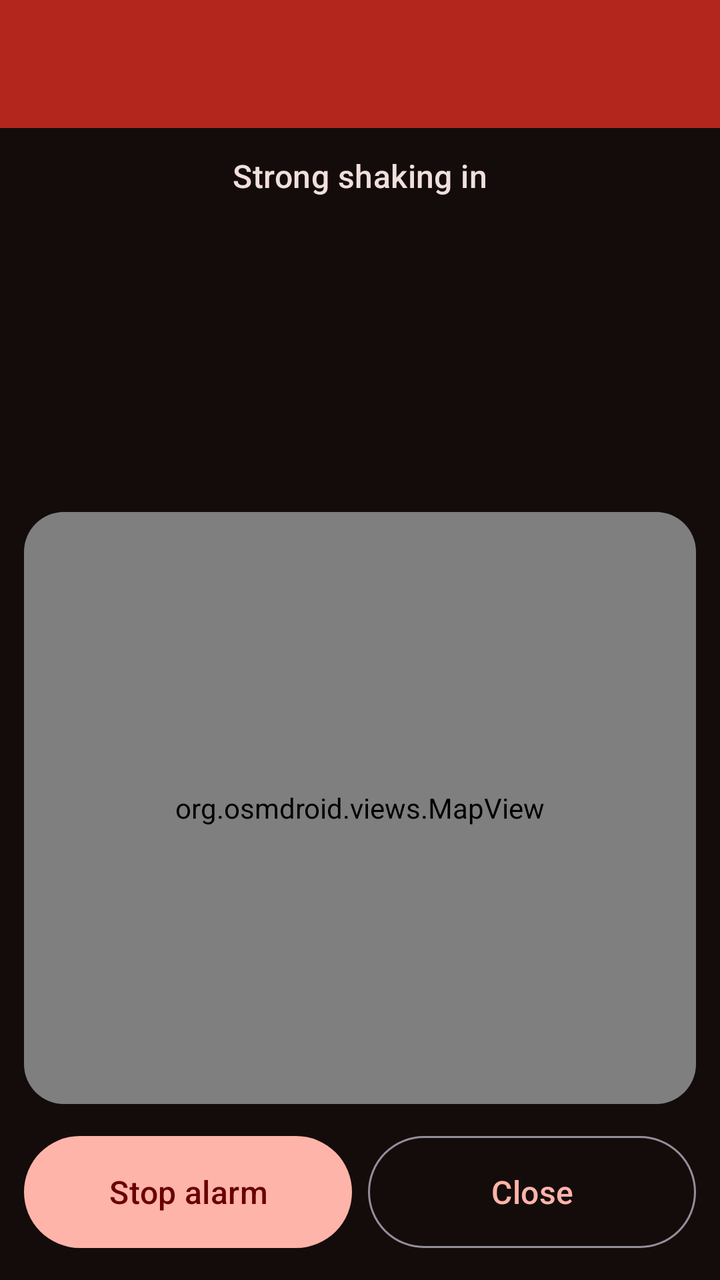
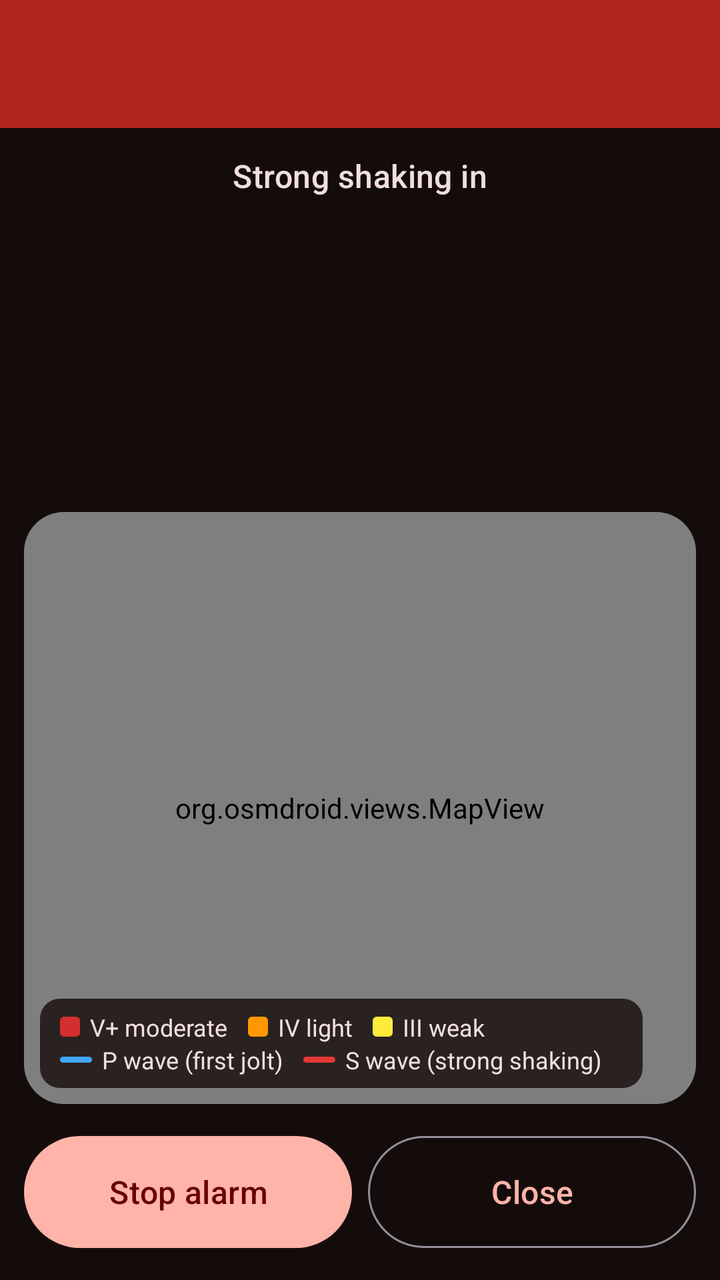

Screens rendered from an Android XML layout before and after an edit, with the pre-edit source and the edit as a unified diff.
<!-- AndroidManifest.xml: activity theme Theme.Alertroid.Alert -->
<!-- res/layout/activity_alert.xml -->
<?xml version="1.0" encoding="utf-8"?>
<LinearLayout xmlns:android="http://schemas.android.com/apk/res/android"
    xmlns:app="http://schemas.android.com/apk/res-auto"
    android:layout_width="match_parent"
    android:layout_height="match_parent"
    android:background="@color/alert_background"
    android:orientation="vertical">

    <TextView
        android:id="@+id/header"
        android:layout_width="match_parent"
        android:layout_height="64dp"
        android:background="@color/alert_header"
        android:ellipsize="end"
        android:gravity="center"
        android:maxLines="1"
        android:paddingStart="16dp"
        android:paddingEnd="16dp"
        android:textAppearance="?attr/textAppearanceHeadlineSmall"
        android:textColor="@color/alert_text"
        android:textStyle="bold" />

    <TextView
        android:id="@+id/countdown_label"
        android:layout_width="match_parent"
        android:layout_height="24dp"
        android:layout_marginTop="12dp"
        android:gravity="center"
        android:maxLines="1"
        android:text="@string/strong_shaking_in"
        android:textAppearance="?attr/textAppearanceTitleMedium"
        android:textColor="@color/alert_text_soft" />

    <TextView
        android:id="@+id/countdown"
        android:layout_width="match_parent"
        android:layout_height="96dp"
        android:autoSizeMaxTextSize="80sp"
        android:autoSizeMinTextSize="28sp"
        android:autoSizeStepGranularity="2sp"
        android:autoSizeTextType="uniform"
        android:fontFeatureSettings="tnum"
        android:gravity="center"
        android:maxLines="1"
        android:textColor="@color/alert_text"
        android:textStyle="bold" />

    <TextView
        android:id="@+id/info"
        android:layout_width="match_parent"
        android:layout_height="48dp"
        android:ellipsize="end"
        android:gravity="center"
        android:maxLines="2"
        android:paddingStart="16dp"
        android:paddingEnd="16dp"
        android:textAppearance="?attr/textAppearanceBodyLarge"
        android:textColor="@color/alert_text_soft" />

    <com.google.android.material.card.MaterialCardView
        android:layout_width="match_parent"
        android:layout_height="0dp"
        android:layout_margin="12dp"
        android:layout_weight="1"
        app:cardBackgroundColor="#263238"
        app:cardCornerRadius="20dp"
        app:strokeWidth="0dp">

        <org.osmdroid.views.MapView
            android:id="@+id/map"
            android:layout_width="match_parent"
            android:layout_height="match_parent" />
    </com.google.android.material.card.MaterialCardView>

    <LinearLayout
        android:layout_width="match_parent"
        android:layout_height="wrap_content"
        android:orientation="horizontal"
        android:paddingStart="12dp"
        android:paddingEnd="12dp"
        android:paddingBottom="12dp">

        <Button
            android:id="@+id/stop"
            android:layout_width="0dp"
            android:layout_height="64dp"
            android:layout_marginEnd="8dp"
            android:layout_weight="1"
            android:text="@string/stop_alarm"
            android:textAppearance="?attr/textAppearanceTitleMedium" />

        <Button
            android:id="@+id/close"
            style="?attr/materialButtonOutlinedStyle"
            android:layout_width="0dp"
            android:layout_height="64dp"
            android:layout_weight="1"
            android:text="@string/close"
            android:textAppearance="?attr/textAppearanceTitleMedium" />
    </LinearLayout>
</LinearLayout>
<!-- resources referenced by this layout -->
<resources>
  <color name="alert_background">#140C0B</color>
  <color name="alert_header">#B3261E</color>
  <color name="alert_text">#FFFFFF</color>
  <color name="alert_text_soft">#F1DFDC</color>
  <string name="close">Close</string>
  <string name="stop_alarm">Stop alarm</string>
  <string name="strong_shaking_in">Strong shaking in</string>
  <style name="Theme.Alertroid.Alert" parent="Theme.Alertroid.AlertBase" />
  <style name="Theme.Alertroid.AlertBase" parent="Theme.Material3.Dark.NoActionBar">
          <item name="colorPrimary">#FFB4A9</item>
          <item name="colorOnPrimary">#690003</item>
          <item name="colorPrimaryContainer">#8A1C18</item>
          <item name="colorOnPrimaryContainer">#FFDAD5</item>
          <item name="colorSecondaryContainer">#8A1C18</item>
          <item name="colorOnSecondaryContainer">#FFDAD5</item>
          <item name="android:colorBackground">@color/alert_background</item>
          <item name="android:windowBackground">@color/alert_background</item>
          <item name="android:statusBarColor">@color/alert_header</item>
      </style>
</resources>

<!-- the commit's change to res/layout/activity_alert.xml (unified diff, before → after) -->
@@ -66,10 +66,49 @@
         app:cardCornerRadius="20dp"
         app:strokeWidth="0dp">
 
-        <org.osmdroid.views.MapView
-            android:id="@+id/map"
+        <FrameLayout
             android:layout_width="match_parent"
-            android:layout_height="match_parent" />
+            android:layout_height="match_parent">
+
+            <org.osmdroid.views.MapView
+                android:id="@+id/map"
+                android:layout_width="match_parent"
+                android:layout_height="match_parent" />
+
+            
+            <LinearLayout
+                android:id="@+id/legend"
+                android:layout_width="wrap_content"
+                android:layout_height="wrap_content"
+                android:layout_gravity="bottom|start"
+                android:layout_margin="8dp"
+                android:background="@drawable/legend_background"
+                android:orientation="vertical"
+                android:paddingStart="10dp"
+                android:paddingTop="6dp"
+                android:paddingEnd="10dp"
+                android:paddingBottom="6dp">
+
+                <LinearLayout
+                    android:layout_width="wrap_content"
+                    android:layout_height="wrap_content"
+                    android:orientation="horizontal">
+
+                    <TextView style="@style/Legend" android:text="@string/legend_v" app:drawableStartCompat="@drawable/legend_v" />
+                    <TextView style="@style/Legend" android:text="@string/legend_iv" app:drawableStartCompat="@drawable/legend_iv" />
+                    <TextView style="@style/Legend" android:text="@string/legend_iii" app:drawableStartCompat="@drawable/legend_iii" />
+                </LinearLayout>
+
+                <LinearLayout
+                    android:layout_width="wrap_content"
+                    android:layout_height="wrap_content"
+                    android:orientation="horizontal">
+
+                    <TextView style="@style/Legend" android:text="@string/legend_p" app:drawableStartCompat="@drawable/legend_p" />
+                    <TextView style="@style/Legend" android:text="@string/legend_s" app:drawableStartCompat="@drawable/legend_s" />
+                </LinearLayout>
+            </LinearLayout>
+        </FrameLayout>
     </com.google.android.material.card.MaterialCardView>
 
     <LinearLayout
<!-- resource entries referenced after the edit -->
@@ -4,9 +4,65 @@
   <color name="alert_header">#B3261E</color>
   <color name="alert_text">#FFFFFF</color>
   <color name="alert_text_soft">#F1DFDC</color>
+  <!-- drawable legend_background (drawable) -->
+  <?xml version="1.0" encoding="utf-8"?>
+  <shape xmlns:android="http://schemas.android.com/apk/res/android" android:shape="rectangle">
+      <corners android:radius="10dp" />
+      <solid android:color="#CC140C0B" />
+  </shape>
+  <!-- drawable legend_iii (drawable) -->
+  <?xml version="1.0" encoding="utf-8"?>
+  <shape xmlns:android="http://schemas.android.com/apk/res/android" android:shape="rectangle">
+      <size android:width="10dp" android:height="10dp" />
+      <corners android:radius="2dp" />
+      <solid android:color="#FFFFEB3B" />
+  </shape>
+  <!-- drawable legend_iv (drawable) -->
+  <?xml version="1.0" encoding="utf-8"?>
+  <shape xmlns:android="http://schemas.android.com/apk/res/android" android:shape="rectangle">
+      <size android:width="10dp" android:height="10dp" />
+      <corners android:radius="2dp" />
+      <solid android:color="#FFFF9800" />
+  </shape>
+  <!-- drawable legend_p (drawable) -->
+  <?xml version="1.0" encoding="utf-8"?>
+  <shape xmlns:android="http://schemas.android.com/apk/res/android" android:shape="rectangle">
+      <size android:width="16dp" android:height="3dp" />
+      <corners android:radius="2dp" />
+      <solid android:color="#FF42A5F5" />
+  </shape>
+  <!-- drawable legend_s (drawable) -->
+  <?xml version="1.0" encoding="utf-8"?>
+  <shape xmlns:android="http://schemas.android.com/apk/res/android" android:shape="rectangle">
+      <size android:width="16dp" android:height="3dp" />
+      <corners android:radius="2dp" />
+      <solid android:color="#FFE53935" />
+  </shape>
+  <!-- drawable legend_v (drawable) -->
+  <?xml version="1.0" encoding="utf-8"?>
+  <shape xmlns:android="http://schemas.android.com/apk/res/android" android:shape="rectangle">
+      <size android:width="10dp" android:height="10dp" />
+      <corners android:radius="2dp" />
+      <solid android:color="#FFD32F2F" />
+  </shape>
   <string name="close">Close</string>
+  <string name="legend_iii">III weak</string>
+  <string name="legend_iv">IV light</string>
+  <string name="legend_p">P wave (first jolt)</string>
+  <string name="legend_s">S wave (strong shaking)</string>
+  <string name="legend_v">V+ moderate</string>
   <string name="stop_alarm">Stop alarm</string>
   <string name="strong_shaking_in">Strong shaking in</string>
+  <style name="Legend">
+          <item name="android:layout_width">wrap_content</item>
+          <item name="android:layout_height">wrap_content</item>
+          <item name="android:layout_marginEnd">10dp</item>
+          <item name="android:drawablePadding">5dp</item>
+          <item name="android:gravity">center_vertical</item>
+          <item name="android:maxLines">1</item>
+          <item name="android:textSize">12sp</item>
+          <item name="android:textColor">#FFF1DFDC</item>
+      </style>
   <style name="Theme.Alertroid.Alert" parent="Theme.Alertroid.AlertBase" />
   <style name="Theme.Alertroid.AlertBase" parent="Theme.Material3.Dark.NoActionBar">
           <item name="colorPrimary">#FFB4A9</item>
